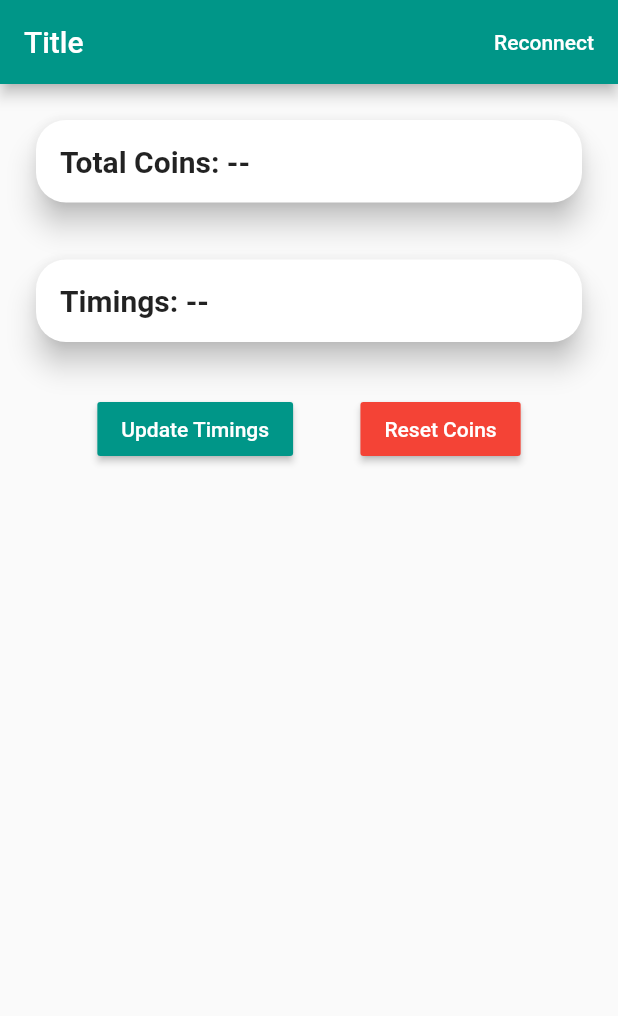
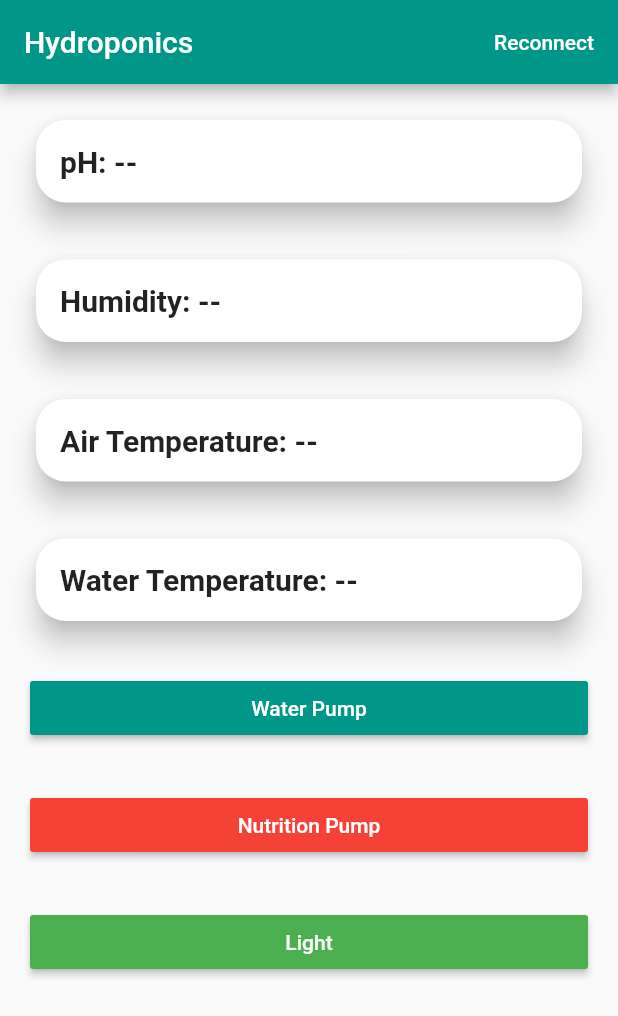
Before and after one commit to gangadharashettypj/ArduinoIOT, a Flutter app: the screen it shows after launch, on a phone screen of 412 x 824 dp. Shown: the top 1016 px of the screen. Run offline on Flutter 3.47's test engine with Material 2 defaults, Android fonts, the phone set to English and light mode, and no system bars; our stand-ins replace flutter_local_notifications, shared_preferences; missing offline and left inert: get_ip, udp.

Commit message:
initial commit

```diff
--- a/lib/main.dart
+++ b/lib/main.dart
@@ -1,8 +1,5 @@
 import 'package:arduinoiot/resources/nestbees_resources.dart';
-import 'package:arduinoiot/service/server/server.dart';
-import 'package:arduinoiot/ui/screen/bike.dart';
 import 'package:arduinoiot/ui/screen/home/home.dart';
-import 'package:arduinoiot/ui/screen/home/trialer.dart';
 import 'package:arduinoiot/ui/screen/splash.dart';
 import 'package:flutter/material.dart';
 import 'package:flutter/services.dart';
@@ -30,9 +27,7 @@ class MyApp extends StatelessWidget {
       home: SplashScreen(),
       routes: <String, WidgetBuilder>{
         R.routes.splash: (BuildContext context) => SplashScreen(),
-        R.routes.home: (BuildContext context) => Home(),
-        R.routes.trial: (BuildContext context) => Trail(),
-        R.routes.bike: (BuildContext context) => BikeScreen(),
+        R.routes.home: (BuildContext context) => HomeScreen(),
       },
     );
   }
@@ -45,18 +40,11 @@ class MyApp extends StatelessWidget {
       requestSoundPermission: false,
       requestBadgePermission: false,
       requestAlertPermission: false,
-      onDidReceiveLocalNotification: onDidReceiveLocalNotification,
     );
     var initializationSettings = InitializationSettings(
         initializationSettingsAndroid, initializationSettingsIOS);
     await flutterLocalNotificationsPlugin.initialize(initializationSettings,
         onSelectNotification: onNotificationSelected);
-
-    Server().registerService(R.api.notification,
-        (Map<String, String> response) {
-      raiseNotification(response['notificationMessage'],
-          response['notificationBody'], response['notificationTitle']);
-    });
   }
 
   Future onNotificationSelected(String payload) async {
@@ -79,7 +67,4 @@ class MyApp extends StatelessWidget {
     await flutterLocalNotificationsPlugin
         .show(0, title, body, platformChannelSpecifics, payload: 'msg');
   }
-
-  Future onDidReceiveLocalNotification(
-      int id, String title, String body, String payload) {}
 }
--- a/lib/resources/api.dart
+++ b/lib/resources/api.dart
@@ -2,22 +2,15 @@
  * @Author GS
  */
 class Api {
-  get baseUrl => 'http://10.10.10.1/';
-  get root => '';
-  get carController => 'carController';
-  get setClientIP => 'setClientIP';
-  get notification => 'notification';
-  get chat => 'chat';
-  get ph => 'ph';
-  get moisture => 'moisture';
-  get humi => 'humi';
-  get temp => 'temp';
-  get motor => 'motor';
-  get setStudentsData => 'setStudentsData';
-  get numberOfCoins => 'noOfCoins';
-  get getWaterTiming => 'getWaterTiming';
-  get setWaterTiming => 'setWaterTiming';
-  get setWaterLiters => 'setWaterLiters';
-  get getWaterLiters => 'getWaterLiters';
-  get resetCoins => 'resetCoins';
+  String get baseUrl => 'http://10.10.10.1/';
+  String get root => '';
+  String get carController => 'carController';
+  String get setClientIP => 'setClientIP';
+  String get waterPump => 'waterPump';
+  String get nutritionPump => 'nutritionPump';
+  String get light => 'light';
+  String get pH => 'pH';
+  String get humidity => 'humidity';
+  String get airTemperature => 'airTemperature';
+  String get waterTemperature => 'waterTemperature';
 }
--- a/lib/resources/colors.dart
+++ b/lib/resources/colors.dart
@@ -13,4 +13,5 @@ class MyColors {
   get accent => Colors.teal[200];
   get white => HexColor.fromHex('#FFFFFF');
   get red => Colors.red;
+  get green => Colors.green;
 }
--- a/lib/resources/routes.dart
+++ b/lib/resources/routes.dart
@@ -2,15 +2,6 @@
  * @Author GS
  */
 class Routes {
-  get chat => '/chat';
-  get car => '/car';
   get splash => '/splash';
   get home => '/home';
-  get trial => '/tria;';
-  get servo => '/servo';
-  get joystick => '/joystick';
-  get builder => '/builder';
-  get rajashekar => '/rajashekar';
-  get phsensor => '/phsensor';
-  get bike => '/bike';
 }
--- a/lib/ui/screen/bike.dart
+++ /dev/null
@@ -1,264 +0,0 @@
-/*
- * @Author GS
- */
-import 'package:arduinoiot/local/local_data.dart';
-import 'package:arduinoiot/resources/nestbees_resources.dart';
-import 'package:arduinoiot/service/manager/device_manager.dart';
-import 'package:arduinoiot/service/rest/http_rest.dart';
-import 'package:flutter/material.dart';
-import 'package:fluttertoast/fluttertoast.dart';
-import 'package:http/http.dart';
-
-class BikeScreen extends StatefulWidget {
-  @override
-  _BikeScreenState createState() => _BikeScreenState();
-}
-
-class _BikeScreenState extends State<BikeScreen> {
-  int numberOfCoins;
-  int waterTimings;
-  int waterLiters;
-
-  @override
-  void initState() {
-    startListening();
-    super.initState();
-  }
-
-  @override
-  Widget build(BuildContext context) {
-    return Scaffold(
-      appBar: AppBar(
-        title: Text(
-          LocalData.title != '' ? LocalData.title : 'Title',
-        ),
-        actions: <Widget>[
-          FlatButton(
-            child: Text(
-              "Reconnect",
-              style: TextStyle(color: Colors.white),
-            ),
-            onPressed: () async {
-              Response res = await HttpREST().get(
-                R.api.setClientIP,
-                params: {
-                  'ip': 'sd',
-                  'port': '2345',
-                },
-              );
-            },
-          ),
-        ],
-      ),
-      body: Container(
-        padding: EdgeInsets.all(20),
-        child: ListView(
-          shrinkWrap: true,
-          children: <Widget>[
-            Container(
-              width: double.infinity,
-              child: Card(
-                shape: RoundedRectangleBorder(
-                  borderRadius: BorderRadius.all(
-                    Radius.circular(20),
-                  ),
-                ),
-                elevation: 8,
-                child: Container(
-                  margin: EdgeInsets.all(16),
-                  child: Text(
-                    'Total Coins: ${numberOfCoins == null ? '--' : numberOfCoins}',
-                    style: TextStyle(
-                      fontWeight: FontWeight.bold,
-                      fontSize: 20,
-                    ),
-                  ),
-                ),
-              ),
-            ),
-            SizedBox(
-              height: 30,
-            ),
-            Container(
-              width: double.infinity,
-              child: Card(
-                shape: RoundedRectangleBorder(
-                  borderRadius: BorderRadius.all(
-                    Radius.circular(20),
-                  ),
-                ),
-                elevation: 8,
-                child: Container(
-                  margin: EdgeInsets.all(16),
-                  child: Text(
-                    'Timings: ${waterTimings == null ? '--' : waterTimings}',
-                    style: TextStyle(
-                      fontWeight: FontWeight.bold,
-                      fontSize: 20,
-                    ),
-                  ),
-                ),
-              ),
-            ),
-            // SizedBox(
-            //   height: 30,
-            // ),
-            // Container(
-            //   width: double.infinity,
-            //   child: Card(
-            //     shape: RoundedRectangleBorder(
-            //       borderRadius: BorderRadius.all(
-            //         Radius.circular(20),
-            //       ),
-            //     ),
-            //     elevation: 8,
-            //     child: Container(
-            //       margin: EdgeInsets.all(16),
-            //       child: Text(
-            //         'Liters: ${waterLiters == null ? '--' : waterLiters}',
-            //         style: TextStyle(
-            //           fontWeight: FontWeight.bold,
-            //           fontSize: 20,
-            //         ),
-            //       ),
-            //     ),
-            //   ),
-            // ),
-            SizedBox(
-              height: 30,
-            ),
-            Row(
-              mainAxisAlignment: MainAxisAlignment.spaceEvenly,
-              children: <Widget>[
-                RaisedButton(
-                  color: R.color.primary,
-                  child: Text(
-                    "Update Timings",
-                    style: TextStyle(
-                      color: R.color.opposite,
-                    ),
-                  ),
-                  onPressed: () async {
-                    String timing = '';
-                    await showDialog<String>(
-                      context: context,
-                      builder: (BuildContext context) {
-                        return Container(
-                          child: AlertDialog(
-                            contentPadding: const EdgeInsets.all(16.0),
-                            content: Row(
-                              children: <Widget>[
-                                Expanded(
-                                  child: TextField(
-                                    autofocus: true,
-                                    decoration: InputDecoration(
-                                      labelText: 'Time in seconds',
-                                    ),
-                                    onChanged: (val) {
-                                      timing = val;
-                                    },
-                                    maxLength: 2,
-                                    keyboardType: TextInputType.number,
-                                  ),
-                                )
-                              ],
-                            ),
-                            actions: <Widget>[
-                              FlatButton(
-                                  child: const Text('Cancel'),
-                                  onPressed: () {
-                                    Navigator.pop(context);
-                                  }),
-                              FlatButton(
-                                  child: const Text('Update'),
-                                  onPressed: () async {
-                                    Navigator.pop(context);
-                                    if (timing.isEmpty) {
-                                      Fluttertoast.showToast(
-                                          msg: 'enter a valid timings');
-                                      return;
-                                    }
-                                    await DeviceManager().sendData(
-                                        R.api.setWaterTiming,
-                                        params: {
-                                          "time": timing,
-                                        });
-                                  })
-                            ],
-                          ),
-                        );
-                      },
-                    );
-                  },
-                ),
-                RaisedButton(
-                  color: R.color.red,
-                  child: Text(
-                    "Reset Coins",
-                    style: TextStyle(
-                      color: R.color.opposite,
-                    ),
-                  ),
-                  onPressed: () async {
-                    await showDialog<String>(
-                      context: context,
-                      builder: (BuildContext context) {
-                        return Container(
-                          child: AlertDialog(
-                            contentPadding: const EdgeInsets.all(16.0),
-                            content: Row(
-                              children: <Widget>[
-                                Expanded(
-                                  child: Text('Reset coins to 0'),
-                                )
-                              ],
-                            ),
-                            actions: <Widget>[
-                              FlatButton(
-                                  child: const Text('Cancel'),
-                                  onPressed: () {
-                                    Navigator.pop(context);
-                                  }),
-                              FlatButton(
-                                  child: const Text('Reset'),
-                                  onPressed: () async {
-                                    Navigator.pop(context);
-                                    await DeviceManager()
-                                        .sendData(R.api.resetCoins);
-                                  })
-                            ],
-                          ),
-                        );
-                      },
-                    );
-                  },
-                ),
-              ],
-            ),
-          ],
-        ),
-      ),
-    );
-  }
-
-  void startListening() async {
-    DeviceManager().listenForData(R.api.numberOfCoins,
-        (Map<String, String> response) {
-      setState(() {
-        numberOfCoins = int.parse(response['noOfCoins']);
-      });
-    });
-    DeviceManager().listenForData(R.api.getWaterTiming,
-        (Map<String, String> response) {
-      setState(() {
-        waterTimings = int.parse(response['getWaterTiming']);
-      });
-    });
-    DeviceManager().listenForData(R.api.getWaterLiters,
-        (Map<String, String> response) {
-      setState(() {
-        waterLiters = int.parse(response['getWaterLiters']);
-      });
-    });
-  }
-}
--- a/lib/ui/screen/home/home.dart
+++ b/lib/ui/screen/home/home.dart
@@ -2,135 +2,225 @@
  * @Author GS
  */
 import 'package:arduinoiot/resources/nestbees_resources.dart';
-import 'package:arduinoiot/util/shared_preference.dart';
+import 'package:arduinoiot/service/manager/device_manager.dart';
+import 'package:arduinoiot/service/rest/http_rest.dart';
 import 'package:flutter/material.dart';
+import 'package:http/http.dart';
 
-class Home extends StatefulWidget {
+class HomeScreen extends StatefulWidget {
   @override
-  _HomeState createState() => _HomeState();
+  _HomeScreenState createState() => _HomeScreenState();
 }
 
-class _HomeState extends State<Home> {
-  bool isOnline = false;
+class _HomeScreenState extends State<HomeScreen> {
+  double phValue;
+  int humidity;
+  int waterTemperature;
+  int airTemperature;
+
   @override
   void initState() {
+    startListening();
     super.initState();
-    SharedPreferenceUtil.readBool("ONLINE").then(
-      (bool val) => setState(() {
-        if (val != null) isOnline = val;
-      }),
-    );
   }
 
   @override
   Widget build(BuildContext context) {
     return Scaffold(
       appBar: AppBar(
-        title: Text("Arduino IOT"),
+        title: Text(
+          'Hydroponics',
+        ),
         actions: <Widget>[
-          Wrap(
-            crossAxisAlignment: WrapCrossAlignment.center,
-            children: <Widget>[
-              Text("ONLINE"),
-              Switch(
-                value: isOnline,
-                onChanged: (val) {
-                  setState(() {
-                    isOnline = val;
-                  });
-                  SharedPreferenceUtil.writeBool("ONLINE", val);
+          FlatButton(
+            child: Text(
+              'Reconnect',
+              style: TextStyle(color: Colors.white),
+            ),
+            onPressed: () async {
+              Response res = await HttpREST().get(
+                R.api.setClientIP,
+                params: {
+                  'ip': 'sd',
+                  'port': '2345',
                 },
-                activeTrackColor: R.color.accent,
-                inactiveTrackColor: R.color.lightGray,
-                activeColor: R.color.opposite,
+              );
+            },
           ),
-            ],
-          )
         ],
       ),
       body: Container(
-        padding: EdgeInsets.all(10),
-        child: GridView(
+        padding: EdgeInsets.all(20),
+        child: ListView(
+          shrinkWrap: true,
           children: <Widget>[
-            Card(
-              elevation: 4,
-              child: InkWell(
+            Container(
+              width: double.infinity,
+              child: Card(
+                shape: RoundedRectangleBorder(
+                  borderRadius: BorderRadius.all(
+                    Radius.circular(20),
+                  ),
+                ),
+                elevation: 8,
                 child: Container(
-                  child: Center(
+                  margin: EdgeInsets.all(16),
                   child: Text(
-                      "Car",
+                    'pH: ${humidity == null ? '--' : humidity}',
                     style: TextStyle(
+                      fontWeight: FontWeight.bold,
                       fontSize: 20,
-                        fontWeight: FontWeight.bold,
-                        color: R.color.gray,
                     ),
                   ),
                 ),
               ),
-                onTap: () => Navigator.pushNamed(context, R.routes.car),
+            ),
+            SizedBox(
+              height: 30,
+            ),
+            Container(
+              width: double.infinity,
+              child: Card(
+                shape: RoundedRectangleBorder(
+                  borderRadius: BorderRadius.all(
+                    Radius.circular(20),
                   ),
                 ),
-            Card(
-              elevation: 4,
-              child: InkWell(
+                elevation: 8,
                 child: Container(
-                  child: Center(
+                  margin: EdgeInsets.all(16),
                   child: Text(
-                      "Chat",
+                    'Humidity: ${phValue == null ? '--' : phValue}',
                     style: TextStyle(
+                      fontWeight: FontWeight.bold,
                       fontSize: 20,
-                        fontWeight: FontWeight.bold,
-                        color: R.color.gray,
                     ),
                   ),
                 ),
               ),
-                onTap: () => Navigator.pushNamed(context, R.routes.chat),
+            ),
+            SizedBox(
+              height: 30,
+            ),
+            Container(
+              width: double.infinity,
+              child: Card(
+                shape: RoundedRectangleBorder(
+                  borderRadius: BorderRadius.all(
+                    Radius.circular(20),
                   ),
                 ),
-            Card(
-              elevation: 4,
-              child: InkWell(
+                elevation: 8,
                 child: Container(
-                  child: Center(
+                  margin: EdgeInsets.all(16),
                   child: Text(
-                      "Servo",
+                    'Air Temperature: ${humidity == null ? '--' : humidity}',
                     style: TextStyle(
+                      fontWeight: FontWeight.bold,
                       fontSize: 20,
-                        fontWeight: FontWeight.bold,
-                        color: R.color.gray,
                     ),
                   ),
                 ),
               ),
-                onTap: () => Navigator.pushNamed(context, R.routes.servo),
+            ),
+            SizedBox(
+              height: 30,
+            ),
+            Container(
+              width: double.infinity,
+              child: Card(
+                shape: RoundedRectangleBorder(
+                  borderRadius: BorderRadius.all(
+                    Radius.circular(20),
                   ),
                 ),
-            Card(
-              elevation: 4,
-              child: InkWell(
+                elevation: 8,
                 child: Container(
-                  child: Center(
+                  margin: EdgeInsets.all(16),
                   child: Text(
-                      "Joystick",
+                    'Water Temperature: ${humidity == null ? '--' : humidity}',
                     style: TextStyle(
+                      fontWeight: FontWeight.bold,
                       fontSize: 20,
-                        fontWeight: FontWeight.bold,
-                        color: R.color.gray,
                     ),
                   ),
                 ),
               ),
-                onTap: () => Navigator.pushNamed(context, R.routes.joystick),
+            ),
+            SizedBox(
+              height: 30,
+            ),
+            RaisedButton(
+              color: R.color.primary,
+              child: Text(
+                'Water Pump',
+                style: TextStyle(
+                  color: R.color.opposite,
                 ),
               ),
+              onPressed: () async {
+                await DeviceManager().sendData(R.api.waterPump);
+              },
+            ),
+            SizedBox(
+              height: 30,
+            ),
+            RaisedButton(
+              color: R.color.red,
+              child: Text(
+                'Nutrition Pump',
+                style: TextStyle(
+                  color: R.color.opposite,
+                ),
+              ),
+              onPressed: () async {
+                await DeviceManager().sendData(R.api.nutritionPump);
+              },
+            ),
+            SizedBox(
+              height: 30,
+            ),
+            RaisedButton(
+              color: R.color.green,
+              child: Text(
+                'Light',
+                style: TextStyle(
+                  color: R.color.opposite,
+                ),
+              ),
+              onPressed: () async {
+                await DeviceManager().sendData(R.api.light);
+              },
+            ),
           ],
-          gridDelegate: SliverGridDelegateWithFixedCrossAxisCount(
-            crossAxisCount: 2,
-            childAspectRatio: 2,
-          ),
         ),
       ),
     );
   }
+
+  void startListening() async {
+    DeviceManager().listenForData(R.api.pH, (Map<String, String> response) {
+      setState(() {
+        phValue = double.parse(response['ph']);
+      });
+    });
+    DeviceManager().listenForData(R.api.humidity,
+        (Map<String, String> response) {
+      setState(() {
+        humidity = int.parse(response['humidity']);
+      });
+    });
+    DeviceManager().listenForData(R.api.airTemperature,
+        (Map<String, String> response) {
+      setState(() {
+        airTemperature = int.parse(response['airTemperature']);
+      });
+    });
+    DeviceManager().listenForData(R.api.waterTemperature,
+        (Map<String, String> response) {
+      setState(() {
+        waterTemperature = int.parse(response['waterTemperature']);
+      });
+    });
   }
+}
```
Also changed, not shown: analysis_options.yaml (+0 -2 lines), lib/ui/screen/home/trialer.dart (deleted, +0 -56 lines), lib/ui/screen/splash.dart (+1 -9 lines), pubspec.lock, 3 other files. Lines whose indentation alone changed are shown as unchanged.
